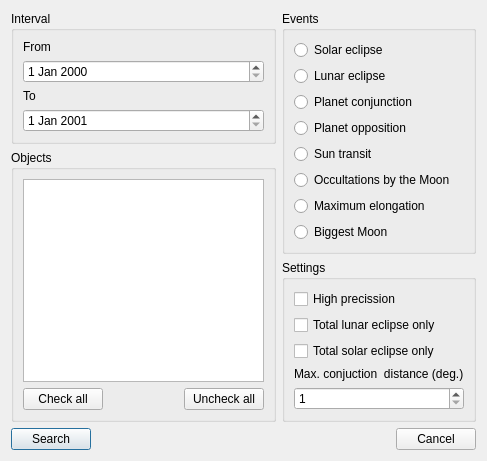
First picture: the form in ceventsearch.ui, repository PavelMr/skytechx, before the edit.
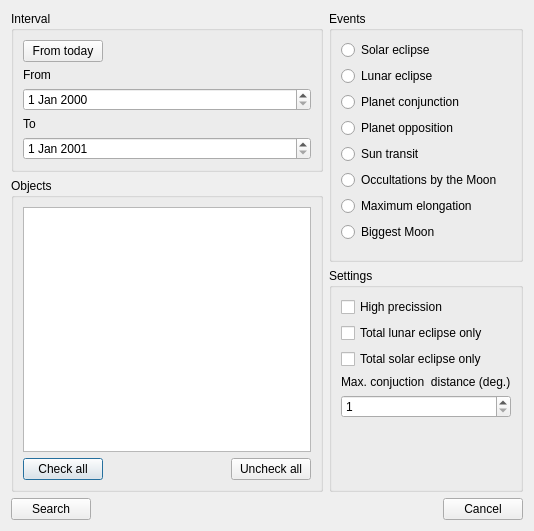
Second picture: the form after the edit.

Diff of the .ui file:
```diff
--- a/ceventsearch.ui
+++ b/ceventsearch.ui
@@ -6,25 +6,94 @@
    <rect>
     <x>0</x>
     <y>0</y>
-    <width>487</width>
-    <height>454</height>
+    <width>534</width>
+    <height>531</height>
    </rect>
   </property>
   <property name="windowTitle">
    <string>Event search</string>
   </property>
-  <layout class="QGridLayout" name="gridLayout_3" columnstretch="2,1">
-   <item row="3" column="0" colspan="2">
-    <layout class="QHBoxLayout" name="horizontalLayout_2">
+  <layout class="QGridLayout" name="gridLayout_3" columnstretch="2,0">
+   <item row="2" column="1">
+    <widget class="QGroupBox" name="groupBox_4">
+     <property name="title">
+      <string>Settings</string>
+     </property>
+     <layout class="QGridLayout" name="gridLayout_2">
+      <item row="0" column="0">
+       <widget class="QCheckBox" name="checkBox">
+        <property name="text">
+         <string>High precission</string>
+        </property>
+       </widget>
+      </item>
+      <item row="1" column="0">
+       <widget class="QCheckBox" name="checkBox_2">
+        <property name="text">
+         <string>Total lunar eclipse only</string>
+        </property>
+       </widget>
+      </item>
+      <item row="4" column="0">
+       <widget class="QSpinBox" name="spinBox">
+        <property name="minimum">
+         <number>1</number>
+        </property>
+        <property name="maximum">
+         <number>25</number>
+        </property>
+       </widget>
+      </item>
+      <item row="3" column="0">
+       <widget class="QLabel" name="label_3">
+        <property name="text">
+         <string>Max. conjuction  distance (deg.)</string>
+        </property>
+       </widget>
+      </item>
+      <item row="2" column="0">
+       <widget class="QCheckBox" name="checkBox_3">
+        <property name="text">
+         <string>Total solar eclipse only</string>
+        </property>
+       </widget>
+      </item>
+      <item row="5" column="0">
+       <spacer name="verticalSpacer_2">
+        <property name="orientation">
+         <enum>Qt::Vertical</enum>
+        </property>
+        <property name="sizeHint" stdset="0">
+         <size>
+          <width>20</width>
+          <height>40</height>
+         </size>
+        </property>
+       </spacer>
+      </item>
+     </layout>
+    </widget>
+   </item>
+   <item row="1" column="0" rowspan="2">
+    <widget class="QGroupBox" name="groupBox_3">
+     <property name="title">
+      <string>Objects</string>
+     </property>
+     <layout class="QVBoxLayout" name="verticalLayout">
      <item>
-      <widget class="QPushButton" name="pushButton_2">
+       <widget class="QListView" name="listView"/>
+      </item>
+      <item>
+       <layout class="QHBoxLayout" name="horizontalLayout">
+        <item>
+         <widget class="QPushButton" name="pushButton_3">
        <property name="text">
-        <string>Search</string>
+           <string>Check all</string>
        </property>
       </widget>
      </item>
      <item>
-      <spacer name="horizontalSpacer_2">
+         <spacer name="horizontalSpacer">
        <property name="orientation">
         <enum>Qt::Horizontal</enum>
        </property>
@@ -37,13 +106,16 @@
       </spacer>
      </item>
      <item>
-      <widget class="QPushButton" name="pushButton">
+         <widget class="QPushButton" name="pushButton_4">
        <property name="text">
-        <string>Cancel</string>
+           <string>Uncheck all</string>
        </property>
       </widget>
      </item>
     </layout>
+      </item>
+     </layout>
+    </widget>
    </item>
    <item row="0" column="1" rowspan="2">
     <widget class="QGroupBox" name="groupBox_2">
@@ -123,26 +195,17 @@
      </layout>
     </widget>
    </item>
-   <item row="1" column="0" rowspan="2">
-    <widget class="QGroupBox" name="groupBox_3">
-     <property name="title">
-      <string>Objects</string>
-     </property>
-     <layout class="QVBoxLayout" name="verticalLayout">
+   <item row="3" column="0" colspan="2">
+    <layout class="QHBoxLayout" name="horizontalLayout_2">
       <item>
-       <widget class="QListView" name="listView"/>
-      </item>
-      <item>
-       <layout class="QHBoxLayout" name="horizontalLayout">
-        <item>
-         <widget class="QPushButton" name="pushButton_3">
+      <widget class="QPushButton" name="pushButton_2">
           <property name="text">
-           <string>Check all</string>
+        <string>Search</string>
           </property>
          </widget>
         </item>
         <item>
-         <spacer name="horizontalSpacer">
+      <spacer name="horizontalSpacer_2">
           <property name="orientation">
            <enum>Qt::Horizontal</enum>
           </property>
@@ -155,76 +218,13 @@
          </spacer>
         </item>
         <item>
-         <widget class="QPushButton" name="pushButton_4">
+      <widget class="QPushButton" name="pushButton">
           <property name="text">
-           <string>Uncheck all</string>
+        <string>Cancel</string>
           </property>
          </widget>
         </item>
        </layout>
-      </item>
-     </layout>
-    </widget>
-   </item>
-   <item row="2" column="1">
-    <widget class="QGroupBox" name="groupBox_4">
-     <property name="title">
-      <string>Settings</string>
-     </property>
-     <layout class="QGridLayout" name="gridLayout_2">
-      <item row="0" column="0">
-       <widget class="QCheckBox" name="checkBox">
-        <property name="text">
-         <string>High precission</string>
-        </property>
-       </widget>
-      </item>
-      <item row="1" column="0">
-       <widget class="QCheckBox" name="checkBox_2">
-        <property name="text">
-         <string>Total lunar eclipse only</string>
-        </property>
-       </widget>
-      </item>
-      <item row="4" column="0">
-       <widget class="QSpinBox" name="spinBox">
-        <property name="minimum">
-         <number>1</number>
-        </property>
-        <property name="maximum">
-         <number>25</number>
-        </property>
-       </widget>
-      </item>
-      <item row="3" column="0">
-       <widget class="QLabel" name="label_3">
-        <property name="text">
-         <string>Max. conjuction  distance (deg.)</string>
-        </property>
-       </widget>
-      </item>
-      <item row="2" column="0">
-       <widget class="QCheckBox" name="checkBox_3">
-        <property name="text">
-         <string>Total solar eclipse only</string>
-        </property>
-       </widget>
-      </item>
-      <item row="5" column="0">
-       <spacer name="verticalSpacer_2">
-        <property name="orientation">
-         <enum>Qt::Vertical</enum>
-        </property>
-        <property name="sizeHint" stdset="0">
-         <size>
-          <width>20</width>
-          <height>40</height>
-         </size>
-        </property>
-       </spacer>
-      </item>
-     </layout>
-    </widget>
    </item>
    <item row="0" column="0">
     <widget class="QGroupBox" name="groupBox">
@@ -233,23 +233,44 @@
      </property>
      <layout class="QGridLayout" name="gridLayout">
       <item row="0" column="0">
+       <layout class="QHBoxLayout" name="horizontalLayout_3">
+        <item>
+         <widget class="QPushButton" name="pushButton_5">
+          <property name="text">
+           <string>From today</string>
+          </property>
+         </widget>
+        </item>
+        <item>
+         <spacer name="horizontalSpacer_3">
+          <property name="orientation">
+           <enum>Qt::Horizontal</enum>
+          </property>
+          <property name="sizeHint" stdset="0">
+           <size>
+            <width>40</width>
+            <height>20</height>
+           </size>
+          </property>
+         </spacer>
+        </item>
+       </layout>
+      </item>
+      <item row="3" column="0">
        <widget class="QLabel" name="label">
         <property name="text">
          <string>From</string>
         </property>
        </widget>
       </item>
-      <item row="1" column="0">
-       <widget class="QDateEdit" name="dateEdit"/>
-      </item>
-      <item row="2" column="0">
+      <item row="5" column="0">
        <widget class="QLabel" name="label_2">
         <property name="text">
          <string>To</string>
         </property>
        </widget>
       </item>
-      <item row="3" column="0">
+      <item row="6" column="0">
        <widget class="QDateEdit" name="dateEdit_2">
         <property name="date">
          <date>
@@ -260,6 +281,9 @@
         </property>
        </widget>
       </item>
+      <item row="4" column="0">
+       <widget class="QDateEdit" name="dateEdit"/>
+      </item>
      </layout>
     </widget>
    </item>
```
Lines whose indentation alone changed are shown as unchanged.
